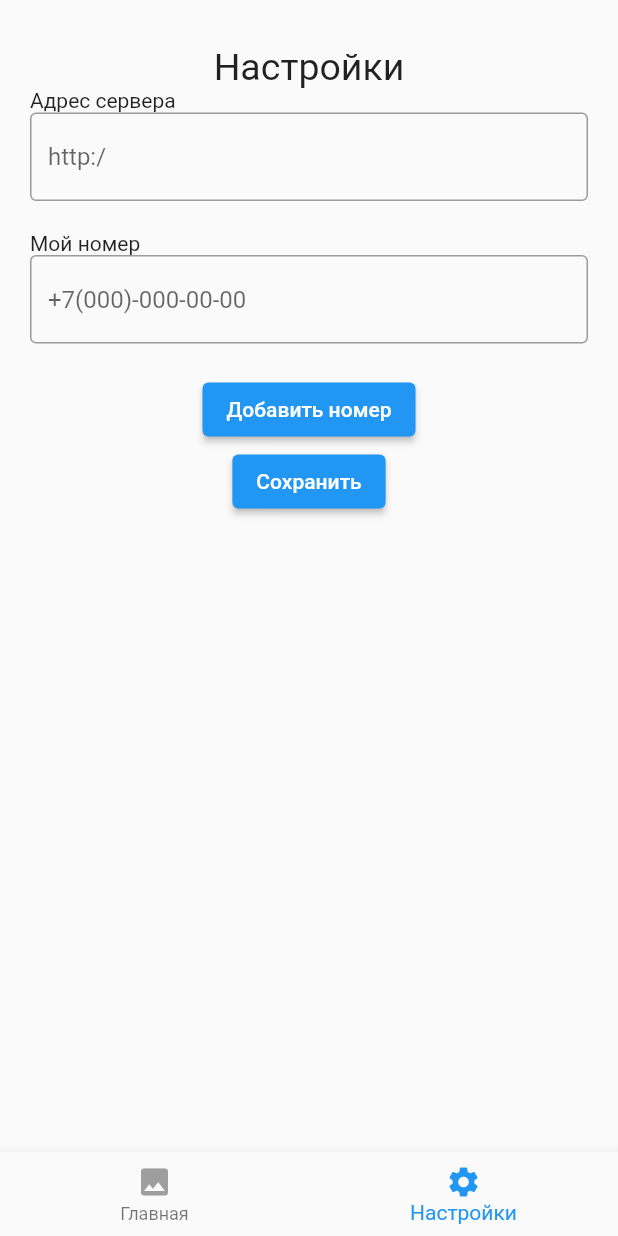
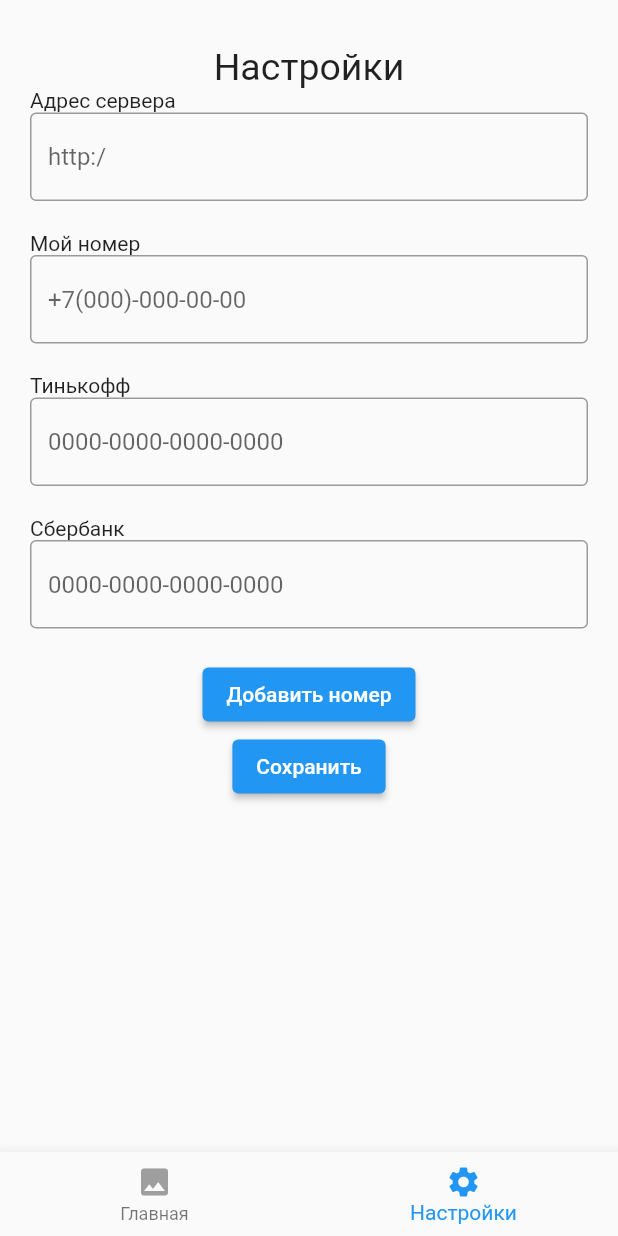
Before and after one commit to JesterVZ/sms_reader, a Flutter app: the screen it shows after launch, item 2 of the bottom bar chosen, after a tap on "Сохранить", on a phone screen of 412 x 824 dp. Run offline on Flutter 3.47's test engine with Material 2 defaults, Android fonts, the phone set to English and light mode, and no system bars; our stand-ins replace dio, equatable, flutter_bloc, get_it, shared_preferences; missing offline and left inert: telephony.

Commit message:
add cards

```diff
--- a/lib/pages/settings_page.dart
+++ b/lib/pages/settings_page.dart
@@ -15,6 +15,8 @@ class _SettingsPage extends State<SettingsPage> {
   PhoneNumber? number;
   TextEditingController serverLinkController = TextEditingController();
   TextEditingController myNumberController = TextEditingController();
+  TextEditingController tinkoffController = TextEditingController();
+  TextEditingController sberController = TextEditingController();
   SharedPreferences? preferences;
   List<Widget> numbers = [];
   List<TextEditingController> additionalNumbers = [];
@@ -26,10 +28,18 @@ class _SettingsPage extends State<SettingsPage> {
     loadSettings();
     super.initState();
   }
+  void updateSettings() {
+    locator.get<SettingsModel>().myNumber = myNumberController.text;
+    locator.get<SettingsModel>().serverLink = serverLinkController.text;
+    locator.get<SettingsModel>().tinkoffNumber = tinkoffController.text;
+    locator.get<SettingsModel>().sberNumber = sberController.text;
+  }
   void loadSettings() async{
     preferences = await SharedPreferences.getInstance();
     String? link = preferences!.getString('serverLink');
     String? myNumber = preferences!.getString('myNumber');
+    String? tinkoff = preferences!.getString('tinkoff');
+    String? sber = preferences!.getString('sber');
     if(preferences!.getStringList('numbersList') != null){
       for(int i = 0; i < preferences!.getStringList('numbersList')!.length; i++){
         setState(() {
@@ -42,6 +52,9 @@ class _SettingsPage extends State<SettingsPage> {
     }
     serverLinkController.text = link ?? "";
     myNumberController.text = myNumber ?? "";
+    tinkoffController.text = tinkoff ?? "";
+    sberController.text = sber ?? "";
+    updateSettings();
   }
   @override
   Widget build(BuildContext context) {
@@ -85,6 +98,16 @@ class _SettingsPage extends State<SettingsPage> {
                     hint: "+7(000)-000-00-00",
                     title: "Мой номер"
                   ),
+                  NumberElement(
+                    controller: tinkoffController,
+                    hint: "0000-0000-0000-0000",
+                    title: "Тинькофф"
+                  ),
+                  NumberElement(
+                    controller: sberController,
+                    hint: "0000-0000-0000-0000",
+                    title: "Сбербанк"
+                  ),
                   Container(
                     child: Column(
                       children: numbers,
@@ -104,10 +127,11 @@ class _SettingsPage extends State<SettingsPage> {
                     ),
                   ),
                   ElevatedButton(onPressed: () async{
-                    locator.get<SettingsModel>().myNumber = myNumberController.text;
-                    locator.get<SettingsModel>().serverLink = serverLinkController.text;
+                    updateSettings();
                     await preferences?.setString('myNumber', myNumberController.text);
                     await preferences?.setString('serverLink', serverLinkController.text);
+                    await preferences?.setString('tinkoff', tinkoffController.text);
+                    await preferences?.setString('sber', sberController.text);
                     for(int i = 0; i < additionalNumbers.length; i++){
                       numbersStr.add(additionalNumbers[i].text);
                     }
```
